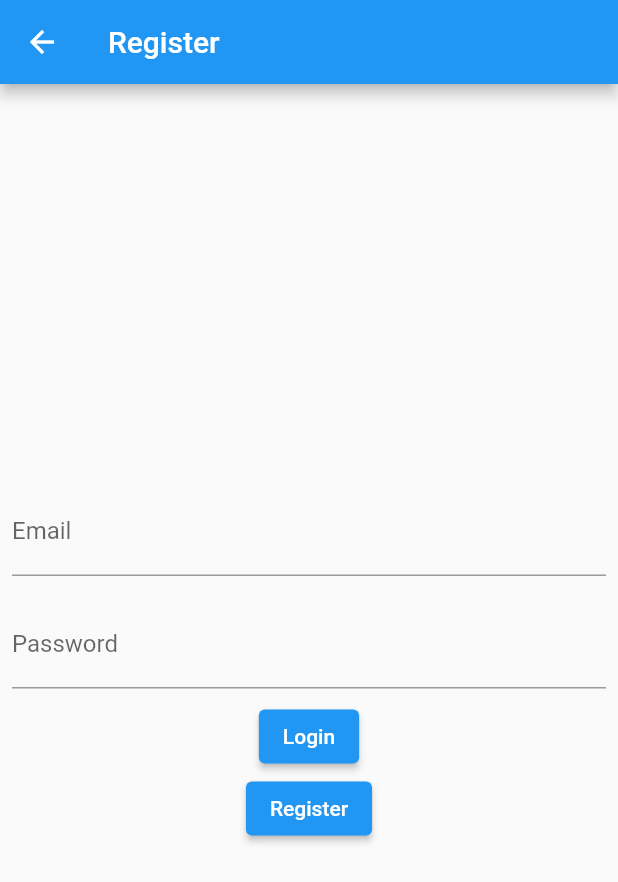
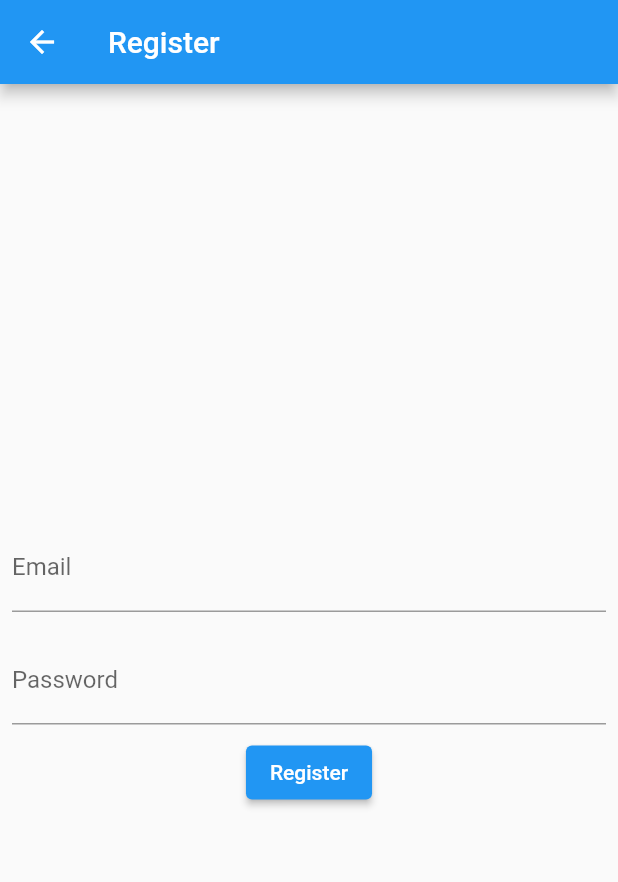
Before and after one commit to WSU-4110/Quotidiant-App, a Flutter app: the Register screen opened by its route, after a tap on "Register", on a phone screen of 412 x 824 dp. Shown: the top 882 px of the screen. Run offline on Flutter 3.47's test engine with Material 2 defaults, Android fonts, the phone set to English and light mode, and no system bars; our stand-ins replace firebase_auth, firebase_core; accounts and stored records are empty; network calls fail.

Commit message:
add user login, creation, auth flow, firebase integration

```diff
--- a/quotidiant_app/lib/screens/authenticate/login.dart
+++ b/quotidiant_app/lib/screens/authenticate/login.dart
@@ -1,12 +1,11 @@
 import 'package:flutter/material.dart';
-import 'package:flutter/src/foundation/key.dart';
-import 'package:flutter/src/widgets/framework.dart';
-import 'package:flutter/widgets.dart';
 import 'package:provider/provider.dart';
 import 'package:quotidiant_app/services/authentication_service.dart';
 
 class Login extends StatelessWidget {
-  const Login({Key? key}) : super(key: key);
+  const Login({
+    Key? key,
+  }) : super(key: key);
 
   @override
   Widget build(BuildContext context) {
@@ -42,7 +41,9 @@ class Login extends StatelessWidget {
           ElevatedButton(
             onPressed: () {
               authService.signInWithEmailAndPassword(
-                  emailController.text, passwordController.text);
+                emailController.text,
+                passwordController.text,
+              );
             },
             child: Text('Login'),
           ),
--- a/quotidiant_app/lib/screens/authenticate/register.dart
+++ b/quotidiant_app/lib/screens/authenticate/register.dart
@@ -1,12 +1,12 @@
 import 'package:flutter/material.dart';
-import 'package:flutter/src/foundation/key.dart';
-import 'package:flutter/src/widgets/framework.dart';
-import 'package:flutter/widgets.dart';
+
 import 'package:provider/provider.dart';
 import 'package:quotidiant_app/services/authentication_service.dart';
 
 class Register extends StatelessWidget {
-  const Register({Key? key}) : super(key: key);
+  const Register({
+    Key? key,
+  }) : super(key: key);
 
   @override
   Widget build(BuildContext context) {
@@ -40,17 +40,15 @@ class Register extends StatelessWidget {
             ),
           ),
           ElevatedButton(
-            onPressed: () {},
-            child: Text('Login'),
-          ),
-          ElevatedButton(
             onPressed: () async {
               await authService.createUserWithEmailAndPassword(
-                  emailController.text, passwordController.text);
-              Navigator.pushNamed(context, '/register');
+                emailController.text,
+                passwordController.text,
+              );
+              Navigator.pop(context);
             },
             child: Text('Register'),
-          ),
+          )
         ],
       ),
     );
--- a/quotidiant_app/lib/screens/wrapper.dart
+++ b/quotidiant_app/lib/screens/wrapper.dart
@@ -1,7 +1,7 @@
 import 'package:flutter/material.dart';
 import 'package:provider/provider.dart';
+import 'package:quotidiant_app/main.dart';
 import 'package:quotidiant_app/models/user.dart';
-import 'package:quotidiant_app/screens/authenticate/authenticate.dart';
 import 'package:quotidiant_app/screens/authenticate/login.dart';
 import 'package:quotidiant_app/screens/home/home.dart';
 import 'package:quotidiant_app/services/authentication_service.dart';
@@ -17,7 +17,7 @@ class Wrapper extends StatelessWidget {
       builder: (_, AsyncSnapshot<User?> snapshot) {
         if (snapshot.connectionState == ConnectionState.active) {
           final User? user = snapshot.data;
-          return user == null ? Login() : Home();
+          return user == null ? Login() : HomePage();
         } else {
           return Scaffold(
             body: Center(
--- a/quotidiant_app/lib/services/authentication_service.dart
+++ b/quotidiant_app/lib/services/authentication_service.dart
@@ -1,5 +1,3 @@
-import 'dart:html';
-
 import 'package:firebase_auth/firebase_auth.dart' as auth;
 import 'package:quotidiant_app/models/user.dart';
 
```
Also changed, not shown: quotidiant_app/lib/main.dart (+18 -98 lines), quotidiant_app/lib/screens/authenticate/authenticate.dart (deleted, +0 -15 lines), quotidiant_app/lib/login.dart (deleted), quotidiant_app/lib/signup.dart (deleted).
